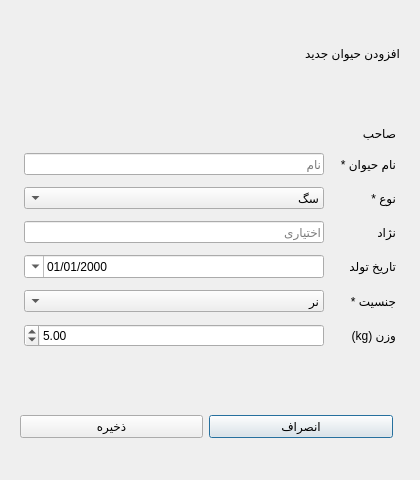
Mohoya7/veterinary-vaccination-system, file addanimaldialog.ui: the form before one commit.
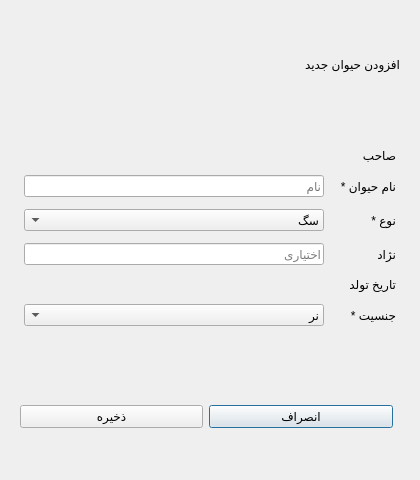
The form after the commit.

Commit message: feat: add PersianDatePicker and migrate all date inputs to Jalali

What changed in the file:
```diff
--- a/addanimaldialog.ui
+++ b/addanimaldialog.ui
@@ -52,7 +52,7 @@
       <item row="3" column="1"><widget class="QLineEdit" name="breedEdit"><property name="placeholderText"><string>اختیاری</string></property></widget></item>
 
       <item row="4" column="0"><widget class="QLabel"><property name="text"><string>تاریخ تولد</string></property></widget></item>
-      <item row="4" column="1"><widget class="QDateEdit" name="birthDateEdit"><property name="calendarPopup"><bool>true</bool></property><property name="displayFormat"><string>yyyy/MM/dd</string></property></widget></item>
+      <item row="4" column="1"><widget class="QWidget" name="birthDateContainer"><property name="minimumHeight"><number>46</number></property></widget></item>
 
       <item row="5" column="0"><widget class="QLabel"><property name="text"><string>جنسیت *</string></property></widget></item>
       <item row="5" column="1">
@@ -62,15 +62,6 @@
        </widget>
       </item>
 
-      <item row="6" column="0"><widget class="QLabel"><property name="text"><string>وزن (kg)</string></property></widget></item>
-      <item row="6" column="1">
-       <widget class="QDoubleSpinBox" name="weightSpin">
-        <property name="minimum"><double>0.100000000000000</double></property>
-        <property name="maximum"><double>200.000000000000000</double></property>
-        <property name="singleStep"><double>0.100000000000000</double></property>
-        <property name="value"><double>5.000000000000000</double></property>
-       </widget>
-      </item>
      </layout>
     </widget>
    </item>
```
The commit also changes 15 other files.
